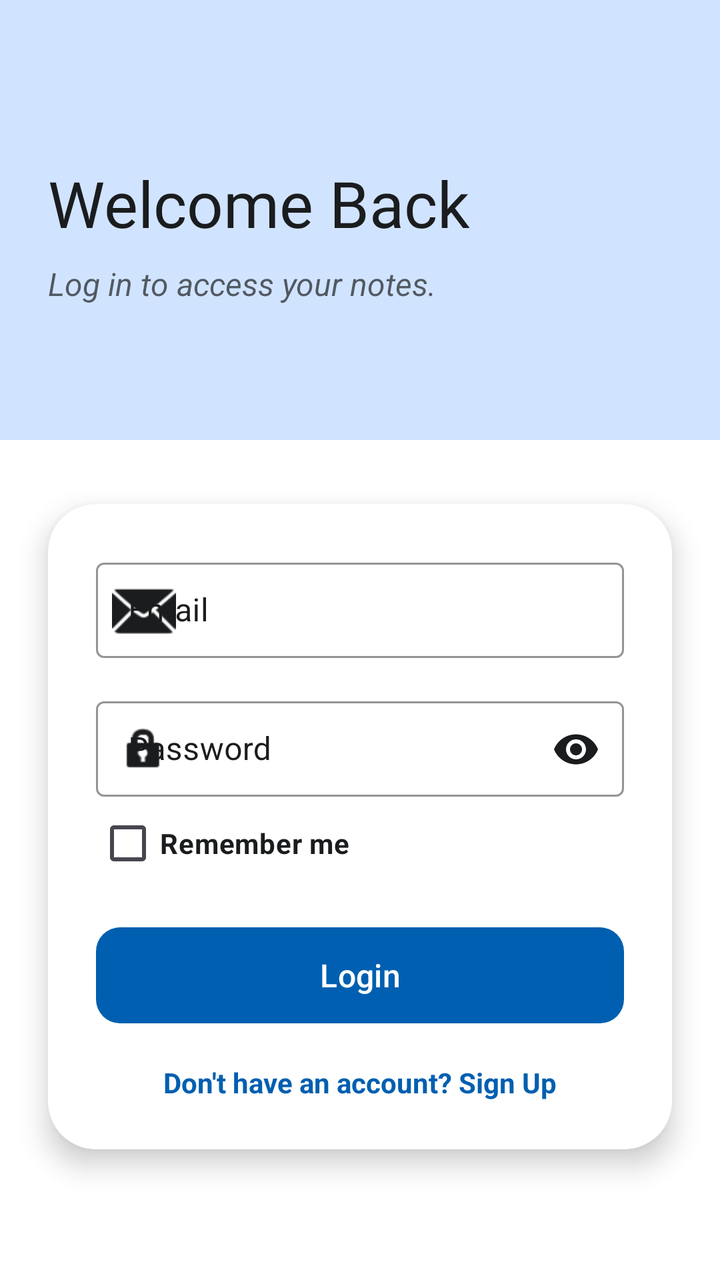
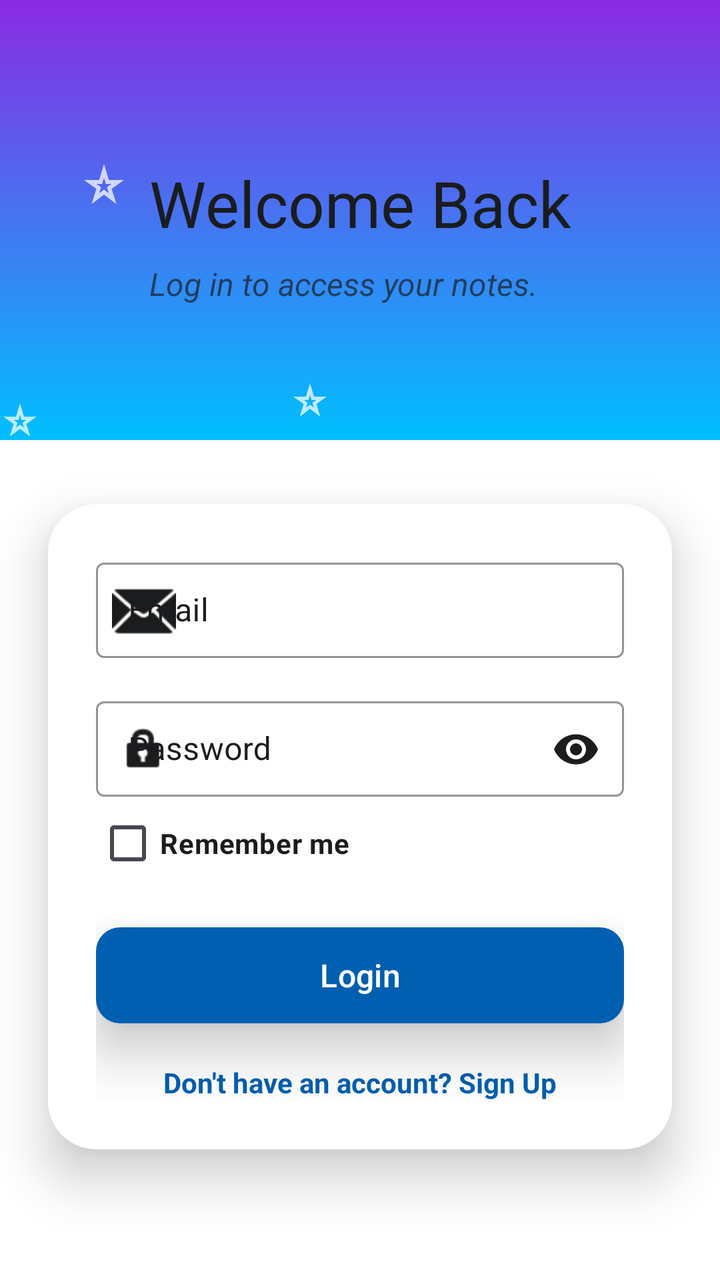

The first picture is an Android layout as it rendered before a commit; the second is the same layout after the commit. The layout source and the unified diff follow.
<!-- AndroidManifest.xml: application theme Theme.Notepad -->
<!-- res/layout/activity_login_page.xml -->
<?xml version="1.0" encoding="utf-8"?>
<androidx.constraintlayout.widget.ConstraintLayout xmlns:android="http://schemas.android.com/apk/res/android"
    xmlns:app="http://schemas.android.com/apk/res-auto"
    xmlns:tools="http://schemas.android.com/tools"
    android:layout_width="match_parent"
    android:layout_height="match_parent"
    android:background="@color/white"
    tools:context=".login_page">

    <View
        android:id="@+id/top_decoration"
        android:layout_width="match_parent"
        android:layout_height="220dp"
        android:background="@color/blue"
        app:layout_constraintTop_toTopOf="parent" />

    <TextView
        android:id="@+id/login_title"
        android:layout_width="wrap_content"
        android:layout_height="wrap_content"
        android:layout_marginStart="24dp"
        android:layout_marginTop="80dp"
        android:fontFamily="@font/welcome"
        android:text="Welcome Back"
        android:textColor="@color/black"
        android:textSize="32sp"
        app:layout_constraintStart_toStartOf="parent"
        app:layout_constraintTop_toTopOf="parent" />

    <TextView
        android:id="@+id/login_subtitle"
        android:layout_width="0dp"
        android:layout_height="wrap_content"
        android:layout_marginEnd="48dp"
        android:layout_marginTop="8dp"
        android:alpha="0.7"
        android:textStyle="italic"
        android:text="Log in to access your notes."
        android:textColor="@color/black"
        android:textSize="16sp"
        app:layout_constraintEnd_toEndOf="parent"
        app:layout_constraintStart_toStartOf="@id/login_title"
        app:layout_constraintTop_toBottomOf="@id/login_title" />

    <com.google.android.material.card.MaterialCardView
        android:layout_width="match_parent"
        android:layout_height="wrap_content"
        android:layout_marginHorizontal="24dp"
        android:layout_marginTop="32dp"
        app:cardCornerRadius="24dp"
        app:cardElevation="8dp"
        app:strokeWidth="0dp"
        app:layout_constraintTop_toBottomOf="@id/top_decoration">

        <LinearLayout
            android:layout_width="match_parent"
            android:layout_height="wrap_content"
            android:orientation="vertical"
            android:background="@color/white"
            android:padding="24dp">

            <com.google.android.material.textfield.TextInputLayout
                android:layout_width="match_parent"
                android:layout_height="wrap_content"
                android:hint="@string/email"
                android:textColorHint="@color/black"
                app:hintTextColor="@color/black"
                app:boxStrokeColor="@color/accent_orange"
                app:startIconDrawable="@android:drawable/ic_dialog_email"
                app:startIconTint="@color/black"
                style="@style/Widget.MaterialComponents.TextInputLayout.OutlinedBox.Dense">

                <com.google.android.material.textfield.TextInputEditText
                    android:id="@+id/login_email_et"
                    android:layout_width="match_parent"
                    android:layout_height="wrap_content"
                    android:textColor="@color/black"
                    android:inputType="textEmailAddress" />
            </com.google.android.material.textfield.TextInputLayout>

            <com.google.android.material.textfield.TextInputLayout
                android:layout_width="match_parent"
                android:layout_height="wrap_content"
                android:layout_marginTop="16dp"
                android:hint="@string/password"
                app:startIconDrawable="@android:drawable/ic_lock_idle_lock"
                app:startIconTint="@color/black"
                app:boxStrokeColor="@color/accent_orange"
                android:textColorHint="@color/black"
                app:hintTextColor="@color/black"
                app:passwordToggleEnabled="true"
                app:passwordToggleTint="@color/black"
                style="@style/Widget.MaterialComponents.TextInputLayout.OutlinedBox.Dense">

                <com.google.android.material.textfield.TextInputEditText
                    android:id="@+id/login_password_et"
                    android:layout_width="match_parent"
                    android:layout_height="wrap_content"
                    android:textColor="@color/black"
                    android:inputType="textPassword" />
            </com.google.android.material.textfield.TextInputLayout>

            <CheckBox
                android:id="@+id/remember_me"
                android:layout_width="wrap_content"
                android:layout_height="20dp"
                android:layout_marginTop="13dp"
                android:text="Remember me"
                android:textColor="@color/black"
                android:textStyle="bold"
                />

            <com.google.android.material.button.MaterialButton
                android:id="@+id/login_btn"
                android:layout_width="match_parent"
                android:layout_height="56dp"
                android:layout_marginTop="28dp"
                android:text="Login"
                android:textColor="@color/white"
                android:textAllCaps="false"
                android:textSize="16sp"
                app:cornerRadius="12dp"
                app:backgroundTint="@color/btn_blue" />

            <TextView
                android:id="@+id/go_to_signup_tv"
                android:layout_width="wrap_content"
                android:layout_height="wrap_content"
                android:layout_gravity="center"
                android:layout_marginTop="16dp"
                android:text="Don't have an account? Sign Up"
                android:textColor="@color/btn_blue"
                android:textStyle="bold" />

        </LinearLayout>
    </com.google.android.material.card.MaterialCardView>

</androidx.constraintlayout.widget.ConstraintLayout>
<!-- resources referenced by this layout -->
<resources>
  <color name="accent_orange">#FFB900</color>
  <color name="black">#1A1C1E</color>
  <color name="blue">#D1E4FF</color>
  <color name="btn_blue">#005FB0</color>
  <color name="white">#FFFFFF</color>
  <string name="email">Email</string>
  <string name="password">Password</string>
  <style name="Theme.Notepad" parent="Base.Theme.Notepad" />
  <style name="Base.Theme.Notepad" parent="Theme.Material3.DayNight.NoActionBar">
          
          
      </style>
</resources>

<!-- the commit's change to res/layout/activity_login_page.xml (unified diff, before → after) -->
@@ -11,21 +11,22 @@
         android:id="@+id/top_decoration"
         android:layout_width="match_parent"
         android:layout_height="220dp"
-        android:background="@color/blue"
+        android:background="@drawable/background"
         app:layout_constraintTop_toTopOf="parent" />
 
     <TextView
         android:id="@+id/login_title"
         android:layout_width="wrap_content"
         android:layout_height="wrap_content"
-        android:layout_marginStart="24dp"
         android:layout_marginTop="80dp"
         android:fontFamily="@font/welcome"
         android:text="Welcome Back"
         android:textColor="@color/black"
         android:textSize="32sp"
         app:layout_constraintStart_toStartOf="parent"
-        app:layout_constraintTop_toTopOf="parent" />
+        app:layout_constraintTop_toTopOf="parent"
+        app:layout_constraintEnd_toEndOf="parent"
+        />
 
     <TextView
         android:id="@+id/login_subtitle"
@@ -48,7 +49,7 @@
         android:layout_marginHorizontal="24dp"
         android:layout_marginTop="32dp"
         app:cardCornerRadius="24dp"
-        app:cardElevation="8dp"
+        app:cardElevation="15dp"
         app:strokeWidth="0dp"
         app:layout_constraintTop_toBottomOf="@id/top_decoration">
 
@@ -118,6 +119,10 @@
                 android:text="Login"
                 android:textColor="@color/white"
                 android:textAllCaps="false"
+                android:elevation="10dp"
+                android:translationZ="6dp"
+                android:stateListAnimator="@null"
+                android:shadowColor="@color/black"
                 android:textSize="16sp"
                 app:cornerRadius="12dp"
                 app:backgroundTint="@color/btn_blue" />
<!-- resource entries referenced after the edit -->
@@ -2,12 +2,61 @@
 <resources>
   <color name="accent_orange">#FFB900</color>
   <color name="black">#1A1C1E</color>
-  <color name="blue">#D1E4FF</color>
   <color name="btn_blue">#005FB0</color>
   <color name="white">#FFFFFF</color>
+  <!-- drawable background (drawable) -->
+  <?xml version="1.0" encoding="utf-8"?>
+  <layer-list xmlns:android="http://schemas.android.com/apk/res/android">
+  
+  
+      <item>
+          <shape android:shape="rectangle">
+              <gradient
+                  android:startColor="@color/start_color"
+                  android:endColor="@color/end_color"
+                  android:angle="200" />
+          </shape>
+      </item>
+  
+  
+      <item
+          android:width="24dp"
+          android:height="24dp"
+          android:top="80dp"
+          android:left="40dp"
+          android:gravity="top|left"
+          android:drawable="@drawable/baseline_star_purple500_24" />
+  
+  
+      <item
+          android:width="20dp"
+          android:height="20dp"
+          android:top="180dp"
+          android:right="50dp"
+          android:gravity="center"
+          android:drawable="@drawable/baseline_star_purple500_24" />
+  
+  
+      <item
+          android:width="20dp"
+          android:height="20dp"
+          android:top="10dp"
+          android:right="50dp"
+          android:gravity="bottom|left"
+          android:drawable="@drawable/baseline_star_purple500_24" />
+  
+  </layer-list>
   <string name="email">Email</string>
   <string name="password">Password</string>
   <style name="Theme.Notepad" parent="Base.Theme.Notepad" />
+  <color name="start_color">#8A2BE2</color>
+  <color name="end_color">#00BFFF</color>
+  <!-- drawable baseline_star_purple500_24 (drawable) -->
+  <vector xmlns:android="http://schemas.android.com/apk/res/android" android:alpha="0.74" android:height="10dp" android:tint="#FFFFFF" android:viewportHeight="24" android:viewportWidth="24" android:width="10dp">
+        
+      <path android:fillColor="@android:color/white" android:pathData="M12,8.89L12.94,12h2.82l-2.27,1.62l0.93,3.01L12,14.79l-2.42,1.84l0.93,-3.01L8.24,12h2.82L12,8.89M12,2l-2.42,8H2l6.17,4.41L5.83,22L12,17.31L18.18,22l-2.35,-7.59L22,10h-7.58L12,2L12,2z"/>
+      
+  </vector>
   <style name="Base.Theme.Notepad" parent="Theme.Material3.DayNight.NoActionBar">
           
           
